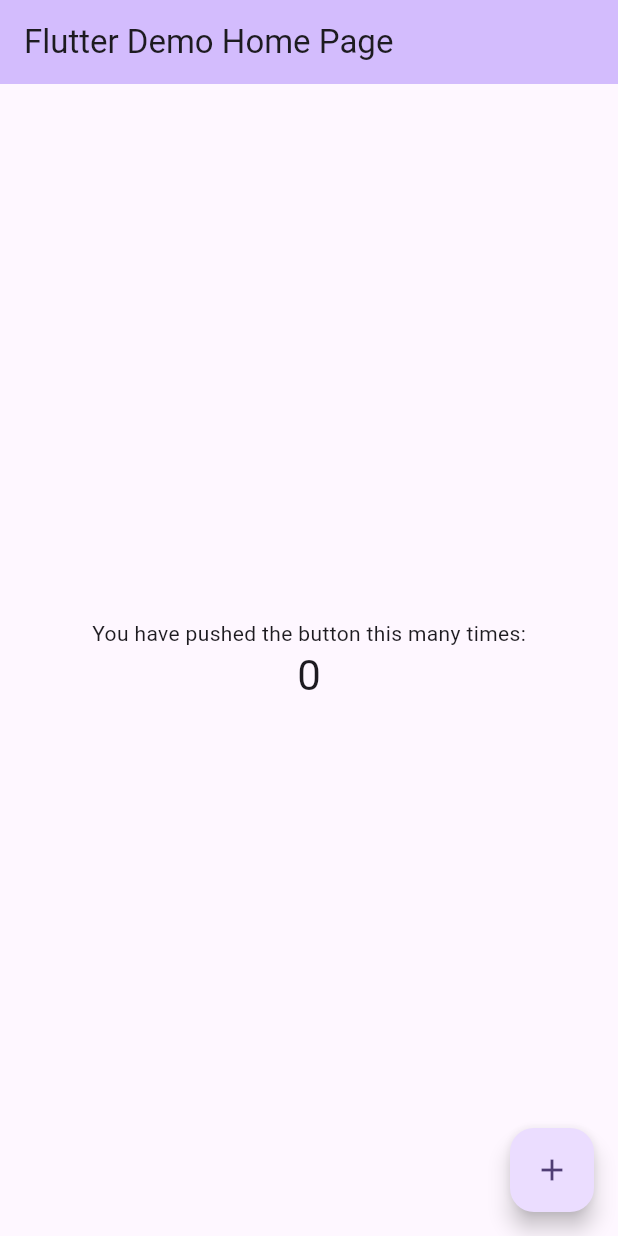
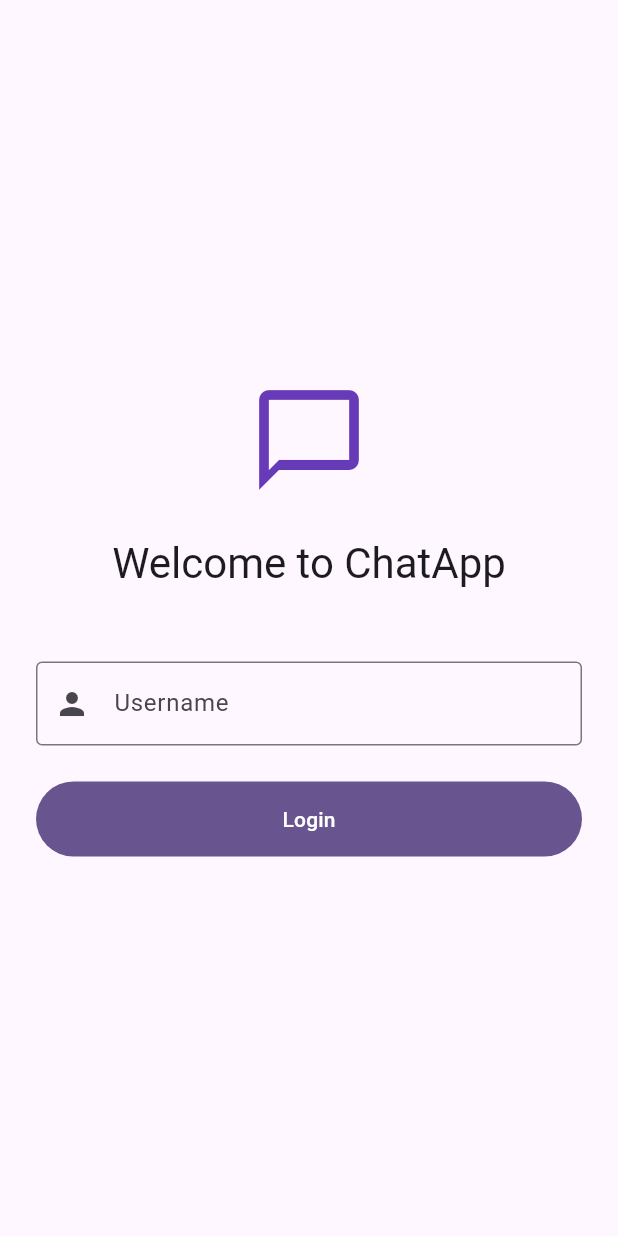
Before and after one commit to could-ai/019adabd-2a68-7c57-bb3f-541d7fa8fd1c, a Flutter app: the screen it shows after launch, on a phone screen of 412 x 824 dp. Run offline on Flutter 3.47's test engine with Material 3 defaults, Android fonts, the phone set to English and light mode, and no system bars.

Commit message:
Created data models for ChatUser and ChatMessage to structure the application data.; Created a mock LoginScreen with a username field and a login button that navigates to the home screen.; Created ChatListScreen to display a list of active conversations using mock data and DiceBear avatars.; Created ChatScreen with a message list (using reverse ListView) and a text composer input area. Implemented local state for sending messages.; Updated main.dart to configure the application routes (Login, Home, Chat) and apply the application theme.

```diff
--- a/usr/lib/main.dart
+++ b/usr/lib/main.dart
@@ -1,4 +1,7 @@
 import 'package:flutter/material.dart';
+import 'screens/login_screen.dart';
+import 'screens/chat_list_screen.dart';
+import 'screens/chat_screen.dart';
 
 void main() {
   runApp(const MyApp());
@@ -7,117 +10,27 @@ void main() {
 class MyApp extends StatelessWidget {
   const MyApp({super.key});
 
-  // This widget is the root of your application.
   @override
   Widget build(BuildContext context) {
     return MaterialApp(
-      title: 'Flutter Demo',
+      title: 'Flutter Chat App',
       debugShowCheckedModeBanner: false,
       theme: ThemeData(
-        // This is the theme of your application.
-        //
-        // TRY THIS: Try running your application with "flutter run". You'll see
-        // the application has a purple toolbar. Then, without quitting the app,
-        // try changing the seedColor in the colorScheme below to Colors.green
-        // and then invoke "hot reload" (save your changes or press the "hot
-        // reload" button in a Flutter-supported IDE, or press "r" if you used
-        // the command line to start the app).
-        //
-        // Notice that the counter didn't reset back to zero; the application
-        // state is not lost during the reload. To reset the state, use hot
-        // restart instead.
-        //
-        // This works for code too, not just values: Most code changes can be
-        // tested with just a hot reload.
-        colorScheme: ColorScheme.fromSeed(seedColor: Colors.deepPurple),
+        colorScheme: ColorScheme.fromSeed(
+          seedColor: Colors.deepPurple,
+          brightness: Brightness.light,
+        ),
+        useMaterial3: true,
+        appBarTheme: const AppBarTheme(
+          centerTitle: false,
+        ),
       ),
       initialRoute: '/',
       routes: {
-        '/': (context) => const MyHomePage(title: 'Flutter Demo Home Page'),
+        '/': (context) => const LoginScreen(),
+        '/home': (context) => const ChatListScreen(),
+        '/chat': (context) => const ChatScreen(),
       },
     );
   }
 }
-
-class MyHomePage extends StatefulWidget {
-  const MyHomePage({super.key, required this.title});
-
-  // This widget is the home page of your application. It is stateful, meaning
-  // that it has a State object (defined below) that contains fields that affect
-  // how it looks.
-
-  // This class is the configuration for the state. It holds the values (in this
-  // case the title) provided by the parent (in this case the App widget) and
-  // used by the build method of the State. Fields in a Widget subclass are
-  // always marked "final".
-
-  final String title;
-
-  @override
-  State<MyHomePage> createState() => _MyHomePageState();
-}
-
-class _MyHomePageState extends State<MyHomePage> {
-  int _counter = 0;
-
-  void _incrementCounter() {
-    setState(() {
-      // This call to setState tells the Flutter framework that something has
-      // changed in this State, which causes it to rerun the build method below
-      // so that the display can reflect the updated values. If we changed
-      // _counter without calling setState(), then the build method would not be
-      // called again, and so nothing would appear to happen.
-      _counter++;
-    });
-  }
-
-  @override
-  Widget build(BuildContext context) {
-    // This method is rerun every time setState is called, for instance as done
-    // by the _incrementCounter method above.
-    //
-    // The Flutter framework has been optimized to make rerunning build methods
-    // fast, so that you can just rebuild anything that needs updating rather
-    // than having to individually change instances of widgets.
-    return Scaffold(
-      appBar: AppBar(
-        // TRY THIS: Try changing the color here to a specific color (to
-        // Colors.amber, perhaps?) and trigger a hot reload to see the AppBar
-        // change color while the other colors stay the same.
-        backgroundColor: Theme.of(context).colorScheme.inversePrimary,
-        // Here we take the value from the MyHomePage object that was created by
-        // the App.build method, and use it to set our appbar title.
-        title: Text(widget.title),
-      ),
-      body: Center(
-        // Center is a layout widget. It takes a single child and positions it
-        // in the middle of the parent.
-        child: Column(
-          // Column is also a layout widget. It takes a list of children and
-          // arranges them vertically. By default, it sizes itself to fit its
-          // children horizontally, and tries to be as tall as its parent.
-          //
-          // Column has various properties to control how it sizes itself and
-          // how it positions its children. Here we use mainAxisAlignment to
-          // center the children vertically; the main axis here is the vertical
-          // axis because Columns are vertical (the cross axis would be
-          // horizontal).
-          //
-          // TRY THIS: Invoke "debug painting" (choose the "Toggle Debug Paint"
-          // action in the IDE, or press "p" in the console), to see the
-          // wireframe for each widget.
-          mainAxisAlignment: MainAxisAlignment.center,
-          children: <Widget>[
-            const Text('You have pushed the button this many times:'),
-            Text('$_counter', style: Theme.of(context).textTheme.headlineMedium),
-          ],
-        ),
-      ),
-      floatingActionButton: FloatingActionButton(
-        onPressed: _incrementCounter,
-        tooltip: 'Increment',
-        child: const Icon(Icons.add),
-      ), // This trailing comma makes auto-formatting nicer for build methods.
-    );
-  }
-}
--- /dev/null
+++ b/usr/lib/screens/login_screen.dart
@@ -0,0 +1,52 @@
+import 'package:flutter/material.dart';
+
+class LoginScreen extends StatefulWidget {
+  const LoginScreen({super.key});
+
+  @override
+  State<LoginScreen> createState() => _LoginScreenState();
+}
+
+class _LoginScreenState extends State<LoginScreen> {
+  final _usernameController = TextEditingController();
+
+  @override
+  Widget build(BuildContext context) {
+    return Scaffold(
+      body: Center(
+        child: Padding(
+          padding: const EdgeInsets.all(24.0),
+          child: Column(
+            mainAxisAlignment: MainAxisAlignment.center,
+            children: [
+              const Icon(Icons.chat_bubble_outline, size: 80, color: Colors.deepPurple),
+              const SizedBox(height: 24),
+              Text('Welcome to ChatApp', style: Theme.of(context).textTheme.headlineMedium),
+              const SizedBox(height: 48),
+              TextField(
+                controller: _usernameController,
+                decoration: const InputDecoration(
+                  labelText: 'Username',
+                  border: OutlineInputBorder(),
+                  prefixIcon: Icon(Icons.person),
+                ),
+              ),
+              const SizedBox(height: 24),
+              SizedBox(
+                width: double.infinity,
+                height: 50,
+                child: FilledButton(
+                  onPressed: () {
+                    // Mock login navigation
+                    Navigator.pushReplacementNamed(context, '/home');
+                  },
+                  child: const Text('Login'),
+                ),
+              ),
+            ],
+          ),
+        ),
+      ),
+    );
+  }
+}
```
Also changed, not shown: usr/lib/models/chat_models.dart (added, +23 -0 lines), usr/lib/screens/chat_list_screen.dart (added, +88 -0 lines), usr/lib/screens/chat_screen.dart (added, +197 -0 lines).
